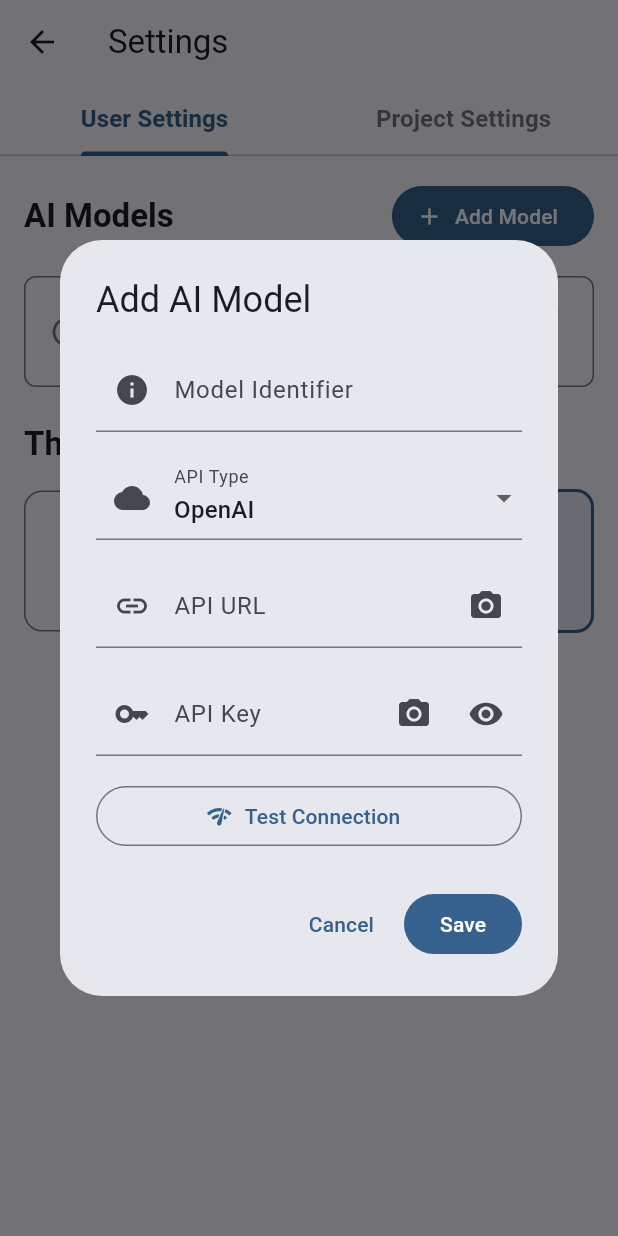
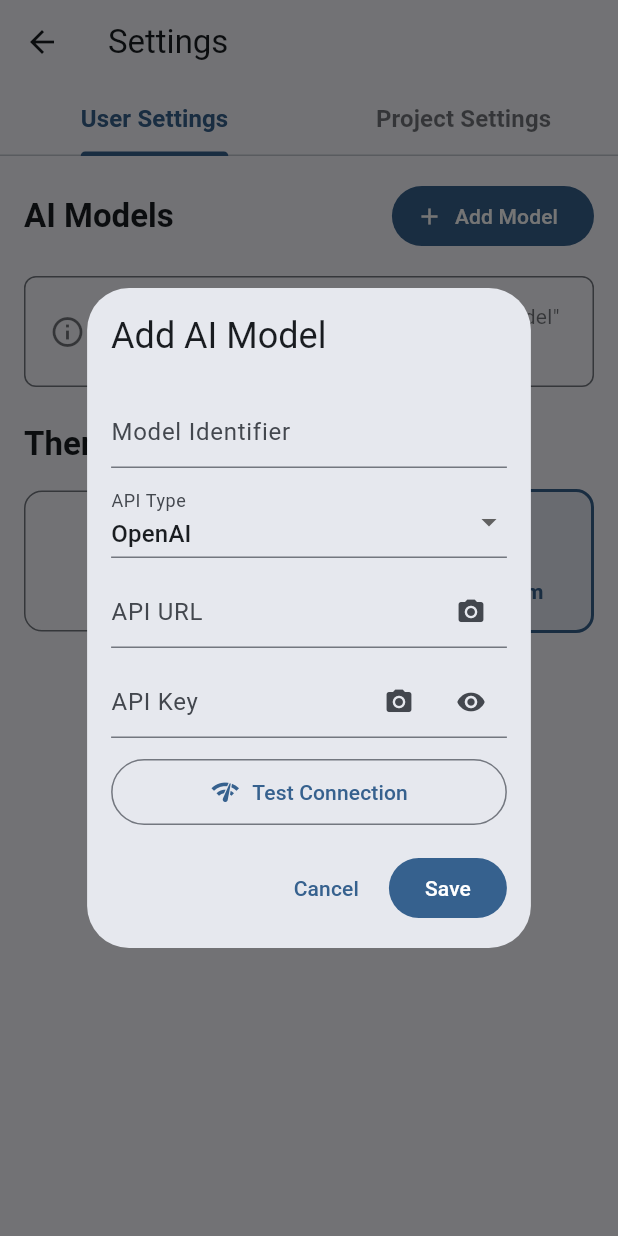
Before and after one commit to few-sh/fewshell, a Flutter app: the MainSettingsPage screen opened directly, after a tap on "Add Model", on a phone screen of 412 x 824 dp. Run offline on Flutter 3.47's test engine with Material 3 defaults, Android fonts, the phone set to English and light mode, and no system bars; our stand-ins replace camera, drift, flutter_markdown, flutter_riverpod, flutter_secure_storage, freezed_annotation and 3 more; missing offline and left inert: apple_vision_recognize_text, dartssh2, flutter_gen_ai_chat_ui, llm_dart; accounts and stored records are empty; generated files the repository leaves out were written again.

Commit message:
Optimize screen real estate for ai model dialog

```diff
--- a/decamp-app/lib/components/ai_model_dialog.dart
+++ b/decamp-app/lib/components/ai_model_dialog.dart
@@ -257,6 +257,10 @@ class _AIModelDialogFormState extends State<_AIModelDialogForm> {
   @override
   Widget build(BuildContext context) {
     return AlertDialog(
+      insetPadding: const EdgeInsets.all(16),
+      contentPadding: const EdgeInsets.fromLTRB(16, 16, 16, 8),
+      titlePadding: const EdgeInsets.fromLTRB(16, 16, 16, 8),
+      actionsPadding: const EdgeInsets.fromLTRB(16, 8, 16, 16),
       title: Text(widget.title),
       content: Form(
         key: _formKey,
@@ -270,7 +274,7 @@ class _AIModelDialogFormState extends State<_AIModelDialogForm> {
                 decoration: const InputDecoration(
                   labelText: 'Model Identifier',
                   hintText: 'e.g., gpt-4-turbo, claude-3-5-sonnet',
-                  prefixIcon: Icon(Icons.info),
+                  isDense: true,
                 ),
                 enabled: !_isEditMode,
                 validator: (value) {
@@ -280,12 +284,12 @@ class _AIModelDialogFormState extends State<_AIModelDialogForm> {
                   return null;
                 },
               ),
-              const SizedBox(height: 16),
+              const SizedBox(height: 12),
               DropdownButtonFormField<LlmApiType>(
                 value: _selectedApiType,
                 decoration: const InputDecoration(
                   labelText: 'API Type',
-                  prefixIcon: Icon(Icons.cloud),
+                  isDense: true,
                 ),
                 items: LlmApiType.values.map((type) {
                   return DropdownMenuItem(
@@ -307,17 +311,19 @@ class _AIModelDialogFormState extends State<_AIModelDialogForm> {
                   }
                 },
               ),
-              const SizedBox(height: 16),
+              const SizedBox(height: 12),
               TextFormField(
                 controller: _urlController,
                 decoration: InputDecoration(
                   labelText: 'API URL',
                   hintText: 'https://api.example.com/v1',
-                  prefixIcon: const Icon(Icons.link),
+                  isDense: true,
                   suffixIcon: IconButton(
-                    icon: const Icon(Icons.camera_alt),
+                    icon: const Icon(Icons.camera_alt, size: 20),
                     onPressed: _scanUrl,
                     tooltip: 'Scan URL with camera',
+                    padding: EdgeInsets.zero,
+                    constraints: const BoxConstraints(),
                   ),
                 ),
                 validator: (value) {
@@ -331,7 +337,7 @@ class _AIModelDialogFormState extends State<_AIModelDialogForm> {
                   return null;
                 },
               ),
-              const SizedBox(height: 16),
+              const SizedBox(height: 12),
               TextFormField(
                 controller: _apiKeyController,
                 decoration: InputDecoration(
@@ -339,30 +345,37 @@ class _AIModelDialogFormState extends State<_AIModelDialogForm> {
                   hintText: _isEditMode
                       ? 'Leave blank to keep current key'
                       : 'Enter your API key',
-                  prefixIcon: const Icon(Icons.key),
+                  isDense: true,
                   suffixIcon: Row(
                     mainAxisSize: MainAxisSize.min,
                     children: [
                       IconButton(
-                        icon: const Icon(Icons.camera_alt),
+                        icon: const Icon(Icons.camera_alt, size: 20),
                         onPressed: _scanApiKey,
                         tooltip: 'Scan API key with camera',
+                        padding: EdgeInsets.zero,
+                        constraints: const BoxConstraints(),
                       ),
                       IconButton(
                         icon: Icon(
                           _obscureApiKey
                               ? Icons.visibility
                               : Icons.visibility_off,
+                          size: 20,
                         ),
                         onPressed: () {
                           setState(() {
                             _obscureApiKey = !_obscureApiKey;
                           });
                         },
+                        padding: EdgeInsets.zero,
+                        constraints: const BoxConstraints(),
                       ),
                     ],
                   ),
                 ),
+                minLines: 1,
+                maxLines: _obscureApiKey ? 1 : 3,
                 obscureText: _obscureApiKey,
                 validator: (value) {
                   // API key is required for new models but optional for edits
@@ -373,7 +386,7 @@ class _AIModelDialogFormState extends State<_AIModelDialogForm> {
                 },
               ),
               if (_isEditMode) ...[
-                const SizedBox(height: 16),
+                const SizedBox(height: 12),
                 SwitchListTile(
                   title: const Text('Enabled'),
                   subtitle: const Text('Allow this model to be used'),
@@ -383,9 +396,11 @@ class _AIModelDialogFormState extends State<_AIModelDialogForm> {
                       _enabled = value;
                     });
                   },
+                  contentPadding: EdgeInsets.zero,
+                  dense: true,
                 ),
               ],
-              const SizedBox(height: 16),
+              const SizedBox(height: 12),
               SizedBox(
                 width: double.infinity,
                 child: OutlinedButton.icon(
@@ -396,18 +411,21 @@ class _AIModelDialogFormState extends State<_AIModelDialogForm> {
                           height: 16,
                           child: CircularProgressIndicator(strokeWidth: 2),
                         )
-                      : const Icon(Icons.network_check),
+                      : const Icon(Icons.network_check, size: 20),
                   label: Text(
                     _isTestingConnection ? 'Testing...' : 'Test Connection',
+                  ),
+                  style: OutlinedButton.styleFrom(
+                    padding: const EdgeInsets.symmetric(vertical: 12),
                   ),
                 ),
               ),
 
               // Display test result message
               if (_testResultMessage != null) ...[
-                const SizedBox(height: 12),
+                const SizedBox(height: 8),
                 Container(
-                  padding: const EdgeInsets.all(12),
+                  padding: const EdgeInsets.all(8),
                   decoration: BoxDecoration(
                     color: _testResultSuccess == true
                         ? Colors.green.withValues(alpha: 0.1)
@@ -429,7 +447,7 @@ class _AIModelDialogFormState extends State<_AIModelDialogForm> {
                         color: _testResultSuccess == true
                             ? Colors.green
                             : Colors.red,
-                        size: 20,
+                        size: 18,
                       ),
                       const SizedBox(width: 8),
                       Expanded(
@@ -439,7 +457,7 @@ class _AIModelDialogFormState extends State<_AIModelDialogForm> {
                             color: _testResultSuccess == true
                                 ? Colors.green.shade700
                                 : Colors.red.shade700,
-                            fontSize: 14,
+                            fontSize: 13,
                           ),
                         ),
                       ),
```
